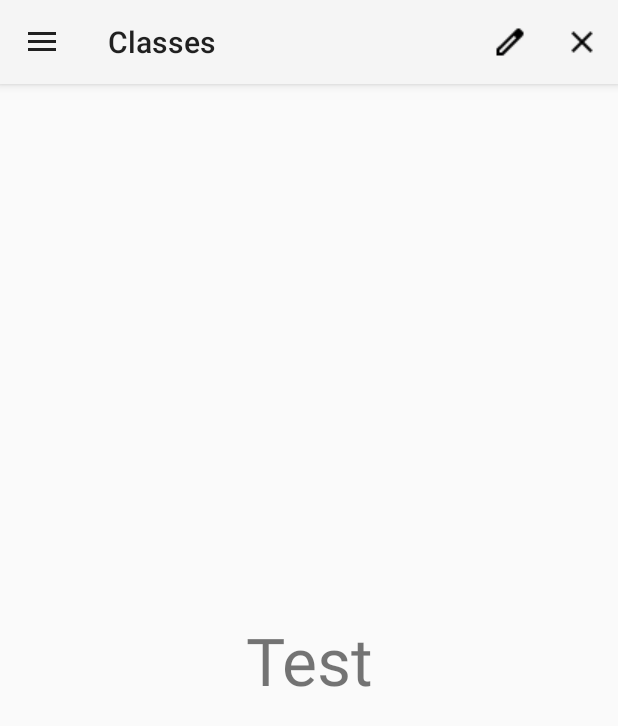
After one commit to Aravinth-Natarajan/2340Project_Guter_Natarajan_Xie, an Android app: the fragment ClassDetailsFragment placed in its activity, on a phone screen of 412 x 824 dp. The commit adds this screen. Shown: the top 726 px of the screen. Run offline under Robolectric (Android 15) with nearby library versions, the phone set to English and light mode, and no system bars; our stand-ins replace navigation-ui.

Commit message:
added class details fragment

```diff
--- /dev/null
+++ b/app/src/main/java/com/example/a2340project/ClassDetailsFragment.java
@@ -0,0 +1,36 @@
+package com.example.a2340project;
+
+import android.os.Bundle;
+import android.view.LayoutInflater;
+import android.view.View;
+import android.view.ViewGroup;
+
+import androidx.appcompat.app.ActionBar;
+import androidx.appcompat.app.AppCompatActivity;
+import androidx.fragment.app.Fragment;
+
+import com.example.a2340project.databinding.ClassDetailsFragmentBinding;
+
+public class ClassDetailsFragment extends Fragment {
+    private ClassDetailsFragmentBinding binding;
+    @Override
+    public View onCreateView(
+            LayoutInflater inflater, ViewGroup container,
+            Bundle savedBundleInstance
+        ) {
+
+        binding = ClassDetailsFragmentBinding.inflate(inflater, container, false);
+
+        AppCompatActivity mainActivity = (AppCompatActivity) getActivity();
+        ActionBar actionBar = mainActivity.getSupportActionBar();
+        actionBar.setDisplayShowHomeEnabled(false);
+        actionBar.setHomeButtonEnabled(false);
+
+        Bundle menuUpdate = new Bundle();
+        menuUpdate.putString("menuStateKey", "VIEW_CLASS");
+        getParentFragmentManager().setFragmentResult("menuUpdateKey", menuUpdate);
+
+        return binding.getRoot();
+    }
+
+}
--- a/app/src/main/java/com/example/a2340project/ClassListAdapter.java
+++ b/app/src/main/java/com/example/a2340project/ClassListAdapter.java
@@ -6,6 +6,8 @@ import android.view.View;
 import android.view.ViewGroup;
 import android.widget.TextView;
 
+import androidx.fragment.app.Fragment;
+import androidx.fragment.app.FragmentManager;
 import androidx.recyclerview.widget.RecyclerView;
 
 import java.util.ArrayList;
@@ -13,6 +15,7 @@ import java.util.ArrayList;
 public class ClassListAdapter extends RecyclerView.Adapter<ClassListAdapter.ViewHolder> {
 
     private ArrayList<Course> courseList;
+    private FragmentManager fragManager;
 
     /**
      * Provide a reference to the type of views that you are using
@@ -39,8 +42,9 @@ public class ClassListAdapter extends RecyclerView.Adapter<ClassListAdapter.View
      * @param courseList ArrayList containing the data to populate views to be used
      * by RecyclerView
      */
-    public ClassListAdapter(ArrayList<Course> courseList) {
+    public ClassListAdapter(ArrayList<Course> courseList, FragmentManager fragManager) {
         this.courseList = courseList;
+        this.fragManager = fragManager;
     }
 
     // Create new views (invoked by the layout manager)
@@ -50,6 +54,12 @@ public class ClassListAdapter extends RecyclerView.Adapter<ClassListAdapter.View
         View view = LayoutInflater.from(viewGroup.getContext())
                 .inflate(R.layout.class_list_item, viewGroup, false);
 
+        view.setOnClickListener((v) -> {
+            fragManager.beginTransaction()
+                    .replace(R.id.content_frame,
+                            new ClassDetailsFragment())
+                    .commit();
+        });
         return new ViewHolder(view);
     }
 
--- a/app/src/main/java/com/example/a2340project/ClassesFragment.java
+++ b/app/src/main/java/com/example/a2340project/ClassesFragment.java
@@ -13,11 +13,17 @@ import androidx.recyclerview.widget.LinearLayoutManager;
 import com.example.a2340project.databinding.ClassesFragmentBinding;
 
 import java.util.ArrayList;
+import java.util.List;
 
 public class ClassesFragment extends Fragment {
 
     private ClassesFragmentBinding binding;
     private LinearLayoutManager layoutManager;
+    private List<Course> courses;
+
+    public ClassesFragment(List<Course> courses) {
+        this.courses = courses;
+    }
 
     @Override
     public View onCreateView(
@@ -39,9 +45,14 @@ public class ClassesFragment extends Fragment {
         courses.add(new Course("Test course 2"));
         courses.add(new Course("Test course 3"));
 
-        ClassListAdapter classListAdapter = new ClassListAdapter(courses);
+        ClassListAdapter classListAdapter = new ClassListAdapter(courses, getActivity().getSupportFragmentManager());
         binding.courseListView.setAdapter(classListAdapter);
         binding.courseListView.setLayoutManager(new LinearLayoutManager(getContext()));
+
+        Bundle menuUpdate = new Bundle();
+        menuUpdate.putString("menuStateKey", "HIDE_MENU");
+        getParentFragmentManager().setFragmentResult("menuUpdateKey", menuUpdate);
+
 
         return binding.getRoot();
 
--- a/app/src/main/java/com/example/a2340project/MainActivity.java
+++ b/app/src/main/java/com/example/a2340project/MainActivity.java
@@ -4,13 +4,17 @@ import android.os.Bundle;
 
 import androidx.appcompat.app.ActionBarDrawerToggle;
 import androidx.appcompat.app.AppCompatActivity;
+import androidx.fragment.app.Fragment;
 import androidx.fragment.app.FragmentManager;
 import androidx.navigation.ui.AppBarConfiguration;
 
+import android.util.Log;
 import android.view.Menu;
 import android.view.MenuItem;
 
 import com.example.a2340project.databinding.ActivityMainBinding;
+
+import java.util.ArrayList;
 
 public class MainActivity extends AppCompatActivity {
 
@@ -20,6 +24,9 @@ public class MainActivity extends AppCompatActivity {
     private ActionBarDrawerToggle drawerToggle;
     private ClassesFragment activeClassesFragment;
     private TodoFragment activeTodoFragment;
+    private ArrayList<Course> courses;
+    private ToDoList toDoList;
+    private TaskbarMenuState menuState = TaskbarMenuState.HIDE_MENU;
 
     @Override
     protected void onCreate(Bundle savedInstanceState) {
@@ -38,9 +45,22 @@ public class MainActivity extends AppCompatActivity {
 
         // Set fragment manager and display home fragment
         fragManager = getSupportFragmentManager();
-        activeClassesFragment = new ClassesFragment();
-        fragManager.beginTransaction().replace(R.id.content_frame, activeClassesFragment).commit();
+        swapToFragment(new ClassesFragment(courses));
+        setTitle(R.string.first_fragment_label);
 
+        courses = new ArrayList<>();
+
+        fragManager.setFragmentResultListener(
+                "menuUpdateKey", this,
+                (key, bundle) -> {
+                    String res = bundle.getString("menuStateKey");
+                    try {
+                        TaskbarMenuState newState = Enum.valueOf(TaskbarMenuState.class, res);
+                        setMenuState(newState);
+                    } catch (Exception e) {
+                        Log.e("Menu Update Error: ", e.getStackTrace().toString());
+                    }
+                });
 
 //        NavController navController = Navigation.findNavController(this, R.id.nav_host_fragment_content_main);
 //        appBarConfiguration = new AppBarConfiguration.Builder(navController.getGraph())
@@ -59,18 +79,14 @@ public class MainActivity extends AppCompatActivity {
 
         // Set up event handlers
         binding.includeNavDrawer.classesNavButton.setOnClickListener((view) -> {
-            fragManager.beginTransaction()
-                    .replace(R.id.content_frame,
-                            activeClassesFragment == null ? new ClassesFragment() : activeClassesFragment)
-                    .commit();
+            swapToFragment(new ClassesFragment(courses));
+            setTitle(R.string.first_fragment_label);
             binding.drawerLayout.closeDrawers();
         });
 
         binding.includeNavDrawer.todoListNavButton.setOnClickListener((view) -> {
-            fragManager.beginTransaction()
-                    .replace(R.id.content_frame,
-                            activeTodoFragment == null ? new TodoFragment() : activeTodoFragment)
-                    .commit();
+            swapToFragment(new TodoFragment(toDoList));
+            setTitle(R.string.second_fragment_label);
             binding.drawerLayout.closeDrawers();
         });
     }
@@ -78,7 +94,29 @@ public class MainActivity extends AppCompatActivity {
     @Override
     public boolean onCreateOptionsMenu(Menu menu) {
         // Inflate the menu; this adds items to the action bar if it is present.
-//        getMenuInflater().inflate(R.menu.menu_main, menu);
+        MenuItem[] visible = new MenuItem[0];
+        getMenuInflater().inflate(R.menu.menu_main, menu);
+//
+        switch(menuState) {
+            case VIEW_CLASS:
+                visible = new MenuItem[]{menu.findItem(R.id.action_edit_class), menu.findItem(R.id.action_back_to_classes)};
+                break;
+            case EDIT_CLASS:
+                break;
+            case VIEW_TASK:
+                break;
+            case EDIT_TASK:
+                break;
+            case HIDE_MENU:
+            default:
+                visible = new MenuItem[0];
+        }
+        for (int i = 0; i < menu.size(); ++i) {
+            menu.getItem(i).setVisible(false);
+        }
+        for (MenuItem item : visible) {
+            item.setVisible(true);
+        }
         return true;
     }
 
@@ -89,12 +127,25 @@ public class MainActivity extends AppCompatActivity {
         // as you specify a parent activity in AndroidManifest.xml.
         int id = item.getItemId();
 
-        //noinspection SimplifiableIfStatement
-        if (id == R.id.action_settings) {
+        if (id == R.id.action_back_to_classes) {
+            swapToFragment(new ClassesFragment(courses));
+            setTitle(R.string.first_fragment_label);
+        } else if (id == R.id.action_edit_class) {
             return true;
         }
 
         return super.onOptionsItemSelected(item);
+    }
+
+    private void swapToFragment(Fragment fragment) {
+        fragManager.beginTransaction()
+                .replace(R.id.content_frame, fragment)
+                .commit();
+    }
+
+    public void setMenuState(TaskbarMenuState state) {
+        menuState = state;
+        invalidateOptionsMenu();
     }
 
 //    @Override
--- /dev/null
+++ b/app/src/main/java/com/example/a2340project/TaskbarMenuState.java
@@ -0,0 +1,5 @@
+package com.example.a2340project;
+
+public enum TaskbarMenuState {
+    VIEW_CLASS, EDIT_CLASS, VIEW_TASK, EDIT_TASK, HIDE_MENU
+}
--- /dev/null
+++ b/app/src/main/res/layout/class_details_fragment.xml
@@ -0,0 +1,20 @@
+<?xml version="1.0" encoding="utf-8"?>
+<androidx.constraintlayout.widget.ConstraintLayout
+    xmlns:android="http://schemas.android.com/apk/res/android"
+    xmlns:app="http://schemas.android.com/apk/res-auto"
+    xmlns:tools="http://schemas.android.com/tools"
+    android:layout_width="match_parent"
+    android:layout_height="match_parent"
+    tools:context=".ClassDetailsFragment">
+
+    <TextView
+        android:layout_width="wrap_content"
+        android:layout_height="wrap_content"
+        android:text="Test"
+        android:textSize="44sp"
+        app:layout_constraintBottom_toBottomOf="parent"
+        app:layout_constraintEnd_toEndOf="parent"
+        app:layout_constraintStart_toStartOf="parent"
+        app:layout_constraintTop_toTopOf="parent" />
+
+</androidx.constraintlayout.widget.ConstraintLayout>
--- /dev/null
+++ b/app/src/main/res/layout/task_details.xml
@@ -0,0 +1,6 @@
+<?xml version="1.0" encoding="utf-8"?>
+<androidx.constraintlayout.widget.ConstraintLayout xmlns:android="http://schemas.android.com/apk/res/android"
+    android:layout_width="match_parent"
+    android:layout_height="match_parent">
+
+</androidx.constraintlayout.widget.ConstraintLayout>
--- a/app/src/main/res/menu/menu_main.xml
+++ b/app/src/main/res/menu/menu_main.xml
@@ -2,8 +2,14 @@
     xmlns:app="http://schemas.android.com/apk/res-auto"
     xmlns:tools="http://schemas.android.com/tools"
     tools:context="com.example.a2340project.MainActivity" >
-    <item android:id="@+id/action_settings"
-        android:title="@string/action_settings"
-        android:orderInCategory="100"
-        app:showAsAction="never" />
+    <item
+        android:id="@+id/action_edit_class"
+        android:title="@string/action_edit_classes_text"
+        android:icon="@drawable/edit_icon"
+        app:showAsAction="always"/>
+    <item
+        android:id="@+id/action_back_to_classes"
+        android:title="@string/action_back_to_classes_text"
+        android:icon="@drawable/close_icon"
+        app:showAsAction="always" />
 </menu>
--- a/app/src/main/res/values/strings.xml
+++ b/app/src/main/res/values/strings.xml
@@ -1,9 +1,9 @@
 <resources>
     <string name="app_name">Test String</string>
-    <string name="action_settings">Settings</string>
+    <string name="action_back_to_classes_text">Back</string>
     <!-- Strings used for fragments for navigation -->
     <string name="first_fragment_label">Classes</string>
-    <string name="second_fragment_label">Second Fragment</string>
+    <string name="second_fragment_label">To-do</string>
     <string name="next">Next</string>
     <string name="previous">Previous</string>
 
@@ -53,4 +53,5 @@
     <string name="sort_by_completion_item_text">Completion</string>
     <string name="sort_by_menu_button_text">Sort by</string>
     <string name="show_completed_button_text">Show completed</string>
+    <string name="action_edit_classes_text" />
 </resources>
```
Also changed, not shown: app/src/main/java/com/example/a2340project/TodoFragment.java (+9 -0 lines), app/src/main/res/drawable/arrow_back.png (added), app/src/main/res/drawable/close_icon.png (added), app/src/main/res/drawable/done_icon.png (added), app/src/main/res/drawable/edit_icon.png (added).
